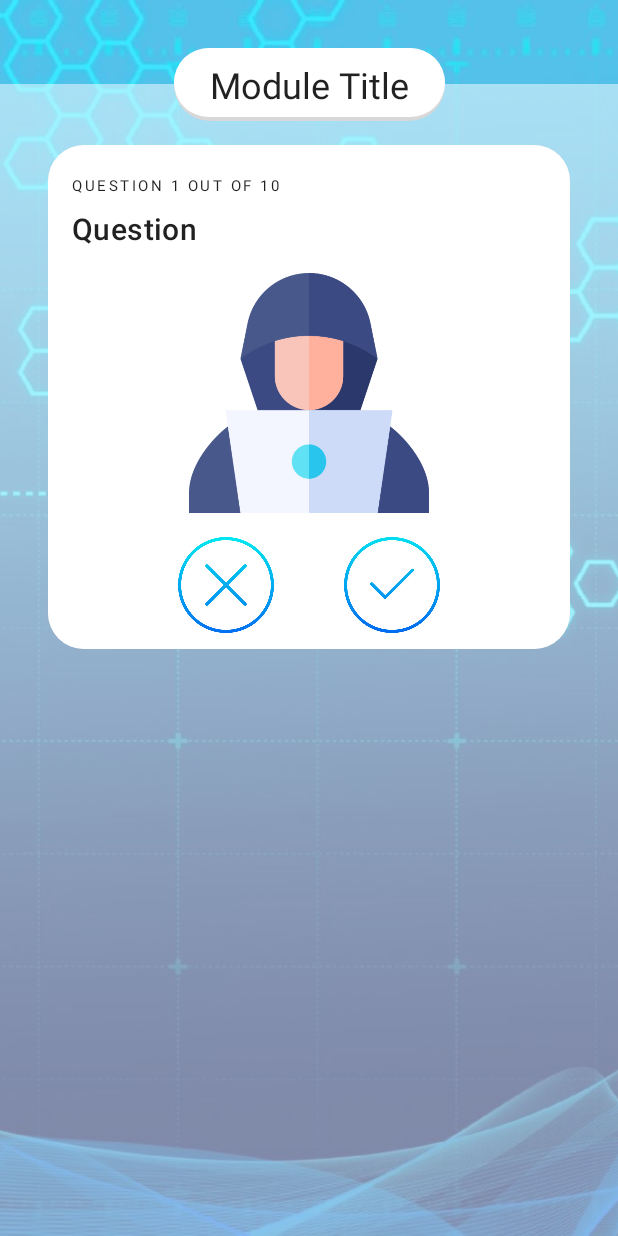
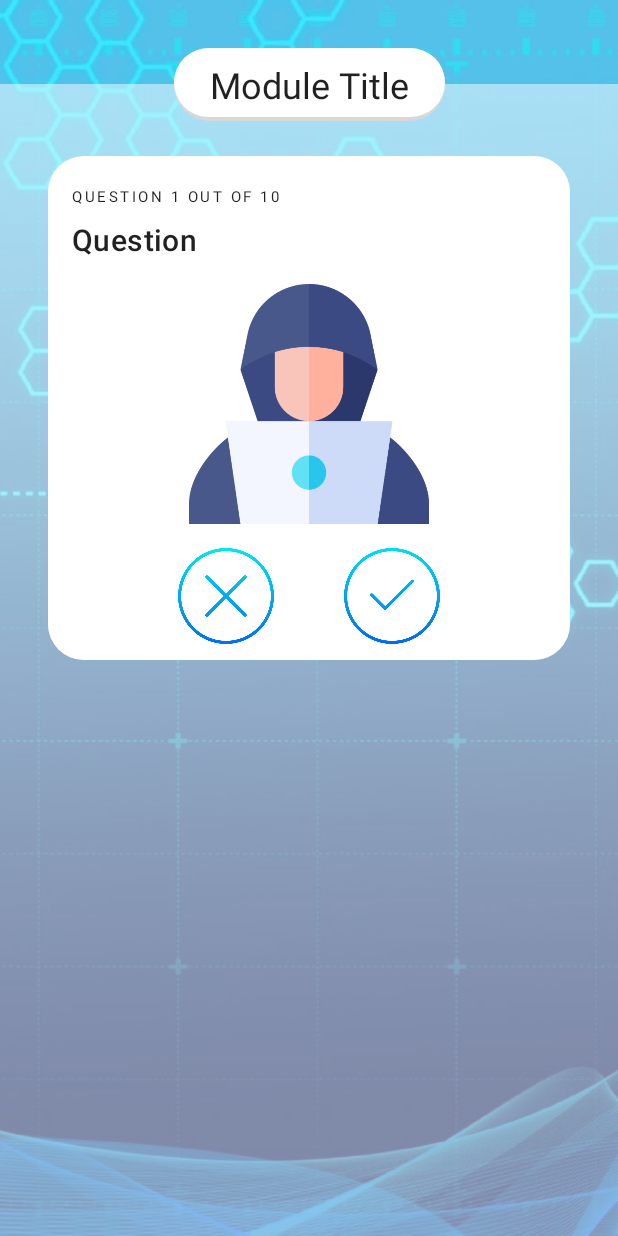
Before and after one commit to suzytang/INFS3605Assignment, an Android app: the TrueFalseActivity screen opened directly, with no data from a screen before it, on a phone screen of 412 x 824 dp. Run offline under Robolectric (Android 15) with nearby library versions, the phone set to English and light mode, and no system bars; 1 statement that could not run was skipped.

Commit message:
[ACT] social engineering completed + intro added for cyberattacks/social engineering

```diff
--- a/app/src/main/java/com/example/infs3605assignment/ui/knowledge/activity/TrueFalse.java
+++ b/app/src/main/java/com/example/infs3605assignment/ui/knowledge/activity/TrueFalse.java
@@ -15,6 +15,16 @@
     private int level;
     private int image;
     private boolean answer;
+    private String question;
+
+    public String getQuestion() {
+        return question;
+    }
+
+    public void setQuestion(String question) {
+        this.question = question;
+    }
+
     private String feedback;
 
     public String getFeedback() {
@@ -25,8 +35,9 @@
         this.feedback = feedback;
     }
 
-    public TrueFalse(int level, int image, boolean answer, int user, String feedback) {
+    public TrueFalse(int level, String question, int image, boolean answer, int user, String feedback) {
         this.level = level;
+        this.question = question;
         this.image = image;
         this.answer = answer;
         this.user = user;
@@ -68,14 +79,16 @@
 
     public static ArrayList<TrueFalse> createQuestions() {
         ArrayList<TrueFalse> questions = new ArrayList<>();
-        questions.add(new TrueFalse(4, R.drawable.untrustedsites,true,0,"Add feedback text here to explain why it is true or false."));
-        questions.add(new TrueFalse(4, R.drawable.untrustedsites,true,0,"Add feedback text here to explain why it is true or false."));
-        questions.add(new TrueFalse(4, R.drawable.untrustedsites,false,0,"Add feedback text here to explain why it is true or false."));
-        questions.add(new TrueFalse(4, R.drawable.untrustedsites,false,0,"Add feedback text here to explain why it is true or false."));
-        questions.add(new TrueFalse(5, R.drawable.untrustedsites,true,0,"Add feedback text here to explain why it is true or false."));
-        questions.add(new TrueFalse(5, R.drawable.untrustedsites,true,0,"Add feedback text here to explain why it is true or false."));
-        questions.add(new TrueFalse(5, R.drawable.untrustedsites,false,0,"Add feedback text here to explain why it is true or false."));
-        questions.add(new TrueFalse(5, R.drawable.untrustedsites,false,0,"Add feedback text here to explain why it is true or false."));
+        questions.add(new TrueFalse(5,"Are these applications legitimate?",R.drawable.mpa1,false,0,"Above are examples of fake applications, that masks itself as a legitimate flashlight service.\nWhen the application is downloaded, the malware activates, by first scanning through what applications are installed on the device and attempts to connect with them through initiating a service which allows it to perform long-term operations in the background. Once connected, the service will attempt to trick the user into giving the application admin rights by pretending to be a Play Store notification.\nHence, Pay attention to the permissions an app request. If a flashlight app requests access to your contacts, photos and media files, this is definitely a warning sign."));
+        questions.add(new TrueFalse(5,"Am I allowed to do on-line banking on my phone?",R.drawable.mpa6,true,0,"Most large banks have a mobile application for users to conveniently perform online banking transactions. Make sure that these applications are sourced from the actual website, so that it ensures its legitimacy. Also, remember to check user reviews. Verified mobile banking applications should have millions of downloads, and up to hundred thousands of reviews. However, if you are still unsure, consult your bank to double check.\nAlso, remember to use two-factor authentication if your bank offers it as an option."));
+        questions.add(new TrueFalse(5,"Is it safe to install an APK installer?",R.drawable.mpa2,false,0,"Definitely not. Hackers can get into APK files, modify it easily by just by adding an extra app permission. This will give them access to your device, where they can easily steal information from you. APK files might contain malicious software that harm your device, compromising your phone security and steal your personal information."));
+        questions.add(new TrueFalse(5,"Are these applications legitimate?",R.drawable.mpa3,false,0,"Thousands of apps use the branding of well-known retailers to attempt to trick users into entering their bank details, which opens them up to potential financial fraud. Fake applications contain malware that can steal personal information or lock the device until the user pays a ransom. Others encourage users to log in using their Facebook or Gmail credentials, potentially exposing sensitive personal information.\nHence, never sign into applications from another account, do not enter banking details onto an application unless it is the verified online banking application."));
+        questions.add(new TrueFalse(5,"Are free money earning applications real?",R.drawable.mpa4,false,0,"Sometimes when things look too good to be true, it probably is.\nFake money earning applications require users to enter their bank details. Remember to never enter these details unless it is a verified application."));
+        questions.add(new TrueFalse(5,"Backing up contacts on an app seems like a good idea. Am I right?",R.drawable.mpa5,false,0,"Back up contacts on a SIM. Never confirm access for a third-party application to view your stored contact list."));
+        questions.add(new TrueFalse(4,"Question here", R.drawable.untrustedsites,true,0,"Add feedback text here to explain why it is true or false."));
+        questions.add(new TrueFalse(4, "Question here", R.drawable.untrustedsites,true,0,"Add feedback text here to explain why it is true or false."));
+        questions.add(new TrueFalse(4,"Question here",  R.drawable.untrustedsites,false,0,"Add feedback text here to explain why it is true or false."));
+        questions.add(new TrueFalse(4, "Question here", R.drawable.untrustedsites,false,0,"Add feedback text here to explain why it is true or false."));
         return questions;
     }
 
--- a/app/src/main/java/com/example/infs3605assignment/ui/knowledge/activity/TrueFalseActivity.java
+++ b/app/src/main/java/com/example/infs3605assignment/ui/knowledge/activity/TrueFalseActivity.java
@@ -225,7 +225,6 @@
         } else {
             result.setText("Incorrect!");
         }
-        feedback.setText(currentQuestion.getFeedback());
     }
 
     private void showNextQuestion() {
@@ -234,6 +233,7 @@
         questionBox.setAlpha((float) 1);
         if (questionCounter < questionTotal) {
             currentQuestion = questionList.get(questionCounter);
+            feedback.setText(currentQuestion.getFeedback());
             screenshot.setImageResource(currentQuestion.getImage());
             questionCounter++;
             textViewQuestionCount.setText("Question " + questionCounter + " OUT OF " + questionTotal);
--- a/app/src/main/res/layout/activity_true_false.xml
+++ b/app/src/main/res/layout/activity_true_false.xml
@@ -31,17 +31,41 @@
         app:layout_constraintTop_toTopOf="@+id/moduleTitle"
         app:srcCompat="@drawable/rectangle" />
 
+    <TextView
+        android:id="@+id/moduleTitle"
+        android:layout_width="wrap_content"
+        android:layout_height="wrap_content"
+        android:layout_marginTop="32dp"
+        android:background="@drawable/rounded_rectangle_title"
+        android:text="Module Title"
+        android:textAppearance="@style/TextAppearance.MaterialComponents.Headline5"
+        app:layout_constraintEnd_toEndOf="parent"
+        app:layout_constraintHorizontal_bias="0.5"
+        app:layout_constraintStart_toStartOf="parent"
+        app:layout_constraintTop_toTopOf="parent" />
+
+    <ScrollView
+        android:layout_width="0dp"
+        android:layout_height="0dp"
+        android:layout_marginTop="32dp"
+        app:layout_constraintBottom_toBottomOf="@+id/imageView"
+        app:layout_constraintEnd_toEndOf="parent"
+        app:layout_constraintStart_toStartOf="@+id/imageView"
+        app:layout_constraintTop_toTopOf="@+id/transparentBox">
+
+        <LinearLayout
+            android:layout_width="match_parent"
+            android:layout_height="wrap_content"
+            android:orientation="vertical">
+
             <androidx.constraintlayout.widget.ConstraintLayout
                 android:id="@+id/questionBox"
-        android:layout_width="0dp"
+                android:layout_width="match_parent"
                 android:layout_height="wrap_content"
                 android:layout_marginStart="32dp"
                 android:layout_marginTop="16dp"
                 android:layout_marginEnd="32dp"
-        app:layout_constraintEnd_toEndOf="parent"
-        app:layout_constraintStart_toStartOf="parent"
-        android:background="@drawable/rounded_rectangle"
-        app:layout_constraintTop_toBottomOf="@+id/moduleTitle">
+                android:background="@drawable/rounded_rectangle">
 
                 <TextView
                     android:id="@+id/questionText"
@@ -82,8 +106,8 @@
                     android:layout_height="64dp"
                     android:layout_marginTop="16dp"
                     android:layout_marginEnd="24dp"
+                    android:background="@null"
                     android:scaleType="fitCenter"
-            android:background="@null"
                     app:layout_constraintEnd_toEndOf="parent"
                     app:layout_constraintStart_toEndOf="@+id/incorrectButton"
                     app:layout_constraintTop_toBottomOf="@+id/screenshot"
@@ -95,8 +119,8 @@
                     android:layout_height="64dp"
                     android:layout_marginStart="24dp"
                     android:layout_marginTop="16dp"
+                    android:background="@null"
                     android:scaleType="fitCenter"
-            android:background="@null"
                     app:layout_constraintEnd_toStartOf="@+id/correctButton"
                     app:layout_constraintStart_toStartOf="parent"
                     app:layout_constraintTop_toBottomOf="@+id/screenshot"
@@ -105,14 +129,11 @@
 
             <androidx.constraintlayout.widget.ConstraintLayout
                 android:id="@+id/feedbackBox"
-        android:layout_width="0dp"
+                android:layout_width="match_parent"
                 android:layout_height="wrap_content"
                 android:layout_marginStart="32dp"
                 android:layout_marginTop="16dp"
-        android:layout_marginEnd="32dp"
-        app:layout_constraintEnd_toEndOf="parent"
-        app:layout_constraintStart_toStartOf="parent"
-        app:layout_constraintTop_toBottomOf="@+id/questionBox">
+                android:layout_marginEnd="32dp">
 
                 <ImageView
                     android:id="@+id/feedbackBackground"
@@ -168,16 +189,10 @@
             </androidx.constraintlayout.widget.ConstraintLayout>
 
             <TextView
-        android:id="@+id/moduleTitle"
-        android:layout_width="wrap_content"
-        android:layout_height="wrap_content"
-        android:layout_marginTop="32dp"
-        android:background="@drawable/rounded_rectangle_title"
-        android:text="Module Title"
-        android:textAppearance="@style/TextAppearance.MaterialComponents.Headline5"
-        app:layout_constraintEnd_toEndOf="parent"
-        app:layout_constraintHorizontal_bias="0.5"
-        app:layout_constraintStart_toStartOf="parent"
-        app:layout_constraintTop_toTopOf="parent" />
+                android:id="@+id/Blank"
+                android:layout_width="match_parent"
+                android:layout_height="wrap_content" />
+        </LinearLayout>
+    </ScrollView>
 
 </androidx.constraintlayout.widget.ConstraintLayout>
```
Also changed, not shown: app/src/main/res/layout/activity_m_c_q.xml (+36 -21 lines), app/src/main/res/drawable/mpa2.png (added), app/src/main/res/drawable/mpa3.png (added), app/src/main/res/drawable/mpa4.png (added), app/src/main/res/drawable/mpa5.png (added), app/src/main/res/drawable/mpa6.png (added), 1 other file. Lines whose indentation alone changed are shown as unchanged.
